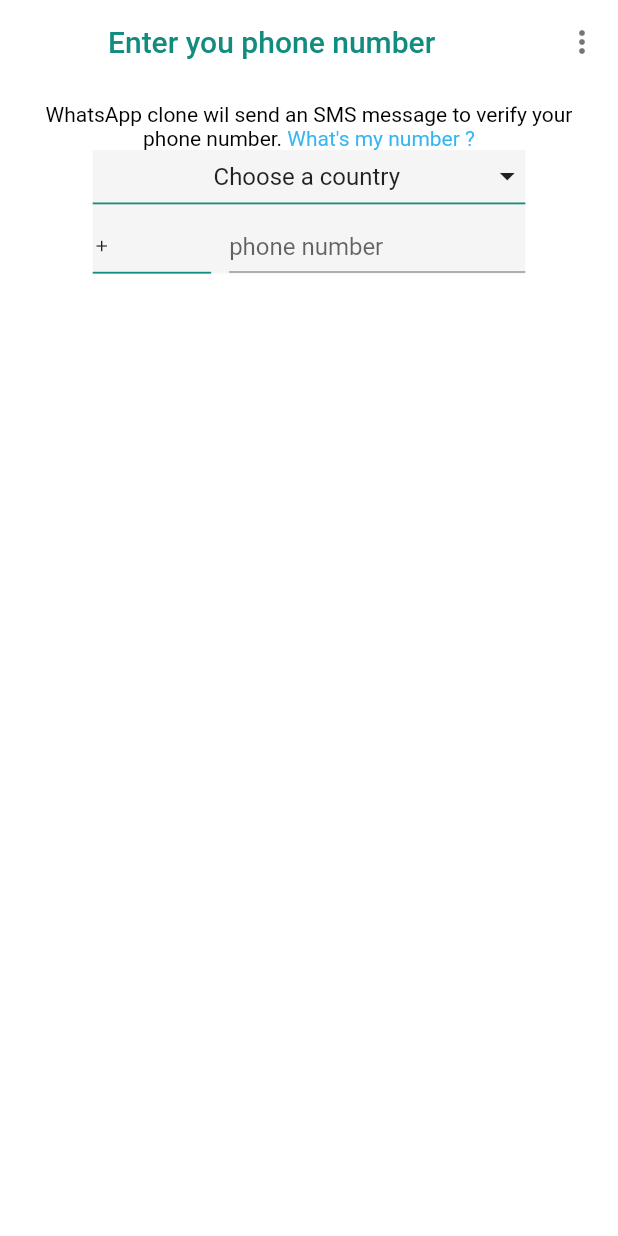
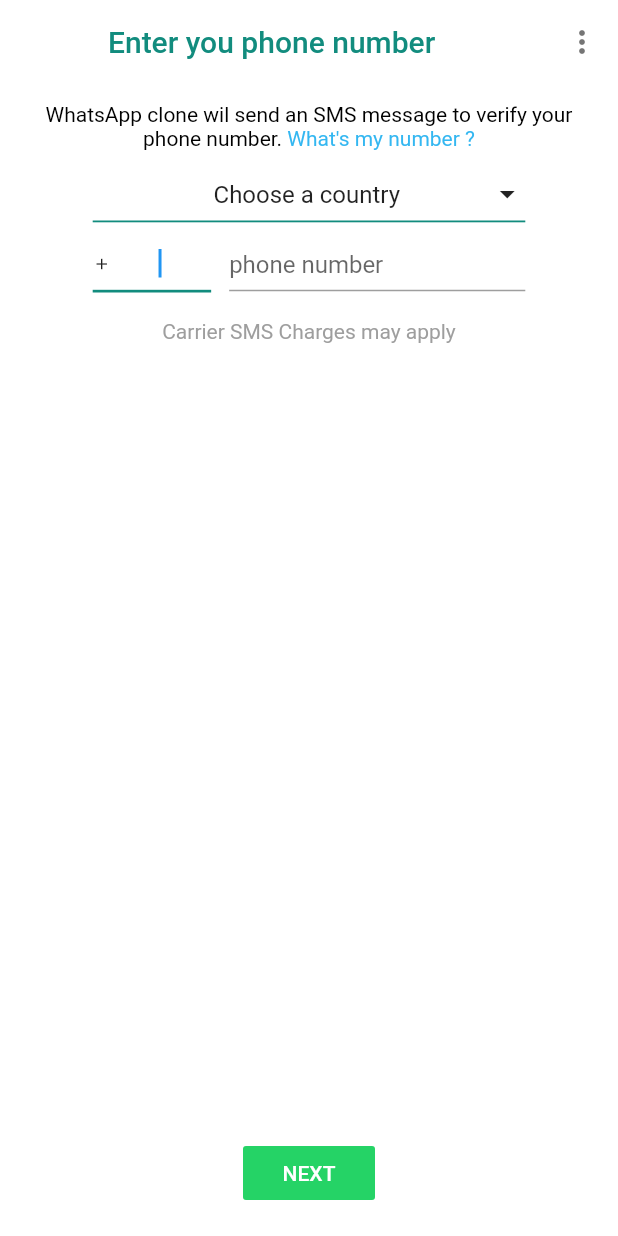
Before and after one commit to vishwakarma-anshu/whatsapp_clone_app, a Flutter app: the screen it shows after launch, after a tap on "AGREE AND CONTINUE", on a phone screen of 412 x 824 dp. Run offline on Flutter 3.47's test engine with Material 2 defaults, Android fonts, the phone set to English and light mode, and no system bars; our stand-ins replace fluttertoast.

Commit message:
code and phonenumber text field logic completed

```diff
--- a/lib/screens/authentication/phone_number_input/phone_number_input_screen.dart
+++ b/lib/screens/authentication/phone_number_input/phone_number_input_screen.dart
@@ -70,36 +70,69 @@ class _PhoneNumberInputScreenState extends State<PhoneNumberInputScreen> {
     }
   }
 
+  bool validateCodeAndPhoneNumber(BuildContext context) {
+    String code = _codeController.text;
+    String country = _countryController.text;
+    String phoneNumber = _phoneNumberController.text;
+    if (code == '') {
+      _showDialog('Invalid country code length (1-3 digits only).');
+      FocusScope.of(context).requestFocus(_codeFocusNode);
+    } else if (country == 'invalid country code') {
+      _showDialog('invalid code country');
+      _codeController.text = '';
+      FocusScope.of(context).requestFocus(_codeFocusNode);
+    } else if (phoneNumber == '') {
+      _showDialog('Please enter your phone number');
+      FocusScope.of(context).requestFocus(_phoneNumberFocusNode);
+    } else if (phoneNumber.length < 10) {
+      _showDialog(
+          'The phone number you entered is too short for the country: India.\n\nInclude your area code if you haven\'t.');
+      FocusScope.of(context).requestFocus(_phoneNumberFocusNode);
+    } else {
+      return true;
+    }
+    // if()
+
+    return false;
+  }
+
+  void _showDialog(String content) {
+    showDialog(
+      context: context,
+      builder: (BuildContext context) {
+        return AlertDialog(
+          insetPadding: EdgeInsets.symmetric(horizontal: 24.0),
+          contentPadding: EdgeInsets.only(top: 20.0, left: 20.0, right: 20.0),
+          content: Text(content),
+          actions: <Widget>[
+            FlatButton(
+              textColor: MyColors.lightGreen,
+              child: Text('ok'.toUpperCase()),
+              onPressed: () {
+                Navigator.pop(context);
+              },
+            ),
+          ],
+        );
+      },
+    );
+  }
+
   @override
   Widget build(BuildContext context) {
     Size size = MediaQuery.of(context).size;
 
     return Scaffold(
       backgroundColor: MyColors.white,
-      appBar: AppBar(
-        backgroundColor: Colors.white,
-        elevation: 0.0,
-        leading: Container(),
-        title: FittedBox(
-          child: Text(
-            'Enter you phone number',
-            style: Theme.of(context)
-                .textTheme
-                .headline6
-                .copyWith(color: MyColors.lightTealGreen),
-          ),
-        ),
-        actions: <Widget>[
-          HelpPopupMenuButton(),
-        ],
-      ),
+      appBar: _buildAppBar(context),
       body: SafeArea(
         child: Column(
           children: <Widget>[
             SizedBox(height: 12.0),
             HelperTextWidget(),
+            SizedBox(height: 12.0),
             Container(
-              color: Colors.grey.shade100,
+              // color: Colors.grey.shade100,
               width: size.width * 0.7,
               child: Column(
                 children: <Widget>[
@@ -175,6 +208,7 @@ class _PhoneNumberInputScreenState extends State<PhoneNumberInputScreen> {
                                 Icon(Icons.add, size: 12.0),
                                 Expanded(
                                   child: TextField(
+                                    autofocus: true,
                                     controller: _codeController,
                                     focusNode: _codeFocusNode,
                                     textAlign: TextAlign.center,
@@ -212,25 +246,65 @@ class _PhoneNumberInputScreenState extends State<PhoneNumberInputScreen> {
                           focusNode: _phoneNumberFocusNode,
                           keyboardType: TextInputType.phone,
                           inputFormatters: <TextInputFormatter>[
+                            WhitelistingTextInputFormatter.digitsOnly,
                             LengthLimitingTextInputFormatter(15),
                             PhoneNumberFormatter(),
-                              // TODO: The PhoneNumberFormatter() is giving some problems
-                              // TODO: The Terms&Condition Page shows Overflow error if keyboard gets displayed on it.
                           ],
                           textAlignVertical: TextAlignVertical.bottom,
                           decoration: InputDecoration(
-                                isDense: true, hintText: 'phone number'
-                                // border: InputBorder.none,
+                            isDense: true,
+                            hintText: 'phone number',
                           ),
-                          )),
+                          onChanged: (String value) {},
+                        ),
+                      ),
                     ],
                   ),
                 ],
               ),
             ),
+            SizedBox(height: 18.0),
+            Text(
+              'Carrier SMS Charges may apply',
+              style: Theme.of(context)
+                  .textTheme
+                  .bodyText2
+                  .copyWith(color: Colors.grey),
+            ),
+            Spacer(),
+            FlatButton(
+              color: MyColors.lightGreen,
+              textColor: Colors.white,
+              child: Text('Next'.toUpperCase()),
+              onPressed: () {
+                bool result = validateCodeAndPhoneNumber(context);
+                if (result) {}
+              },
+            ),
+            SizedBox(height: 18.0)
           ],
         ),
       ),
     );
   }
+
+  AppBar _buildAppBar(BuildContext context) {
+    return AppBar(
+      backgroundColor: Colors.white,
+      elevation: 0.0,
+      leading: Container(),
+      title: FittedBox(
+        child: Text(
+          'Enter you phone number',
+          style: Theme.of(context)
+              .textTheme
+              .headline6
+              .copyWith(color: MyColors.lightTealGreen),
+        ),
+      ),
+      actions: <Widget>[
+        HelpPopupMenuButton(),
+      ],
+    );
   }
+}
--- a/lib/screens/terms_and_conditions/terms_and_conditions_screen.dart
+++ b/lib/screens/terms_and_conditions/terms_and_conditions_screen.dart
@@ -12,6 +12,7 @@ class TermsAndConditionsScreen extends StatelessWidget {
     Size size = MediaQuery.of(context).size;
 
     return Scaffold(
+      resizeToAvoidBottomInset: true,
       backgroundColor: MyColors.white,
       body: SafeArea(
         child: Column(
--- a/lib/utils/phone_number_formatter.dart
+++ b/lib/utils/phone_number_formatter.dart
@@ -4,7 +4,7 @@ class PhoneNumberFormatter extends TextInputFormatter {
   @override
   TextEditingValue formatEditUpdate(
       TextEditingValue oldValue, TextEditingValue newValue) {
-    var text = newValue.text;
+    var text = newValue.text.trim();
 
     if (newValue.selection.baseOffset == 0) {
       return newValue;
@@ -14,7 +14,7 @@ class PhoneNumberFormatter extends TextInputFormatter {
     for (int i = 0; i < text.length; i++) {
       buffer.write(text[i]);
       var nonZeroIndex = i + 1;
-      if (nonZeroIndex != text.length && nonZeroIndex % 5 == 0) {
+      if (nonZeroIndex % 5 == 0 && nonZeroIndex != text.length) {
         buffer.write(' ');
       }
     }
```
Lines whose indentation alone changed are shown as unchanged.
